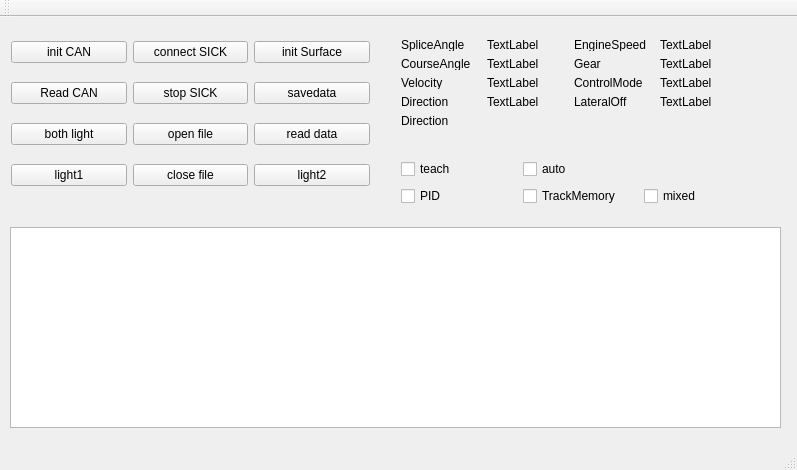
The window that mainwindow.ui (wozaiqufu/cyjApp) describes before a commit, drawn with Qt 5.
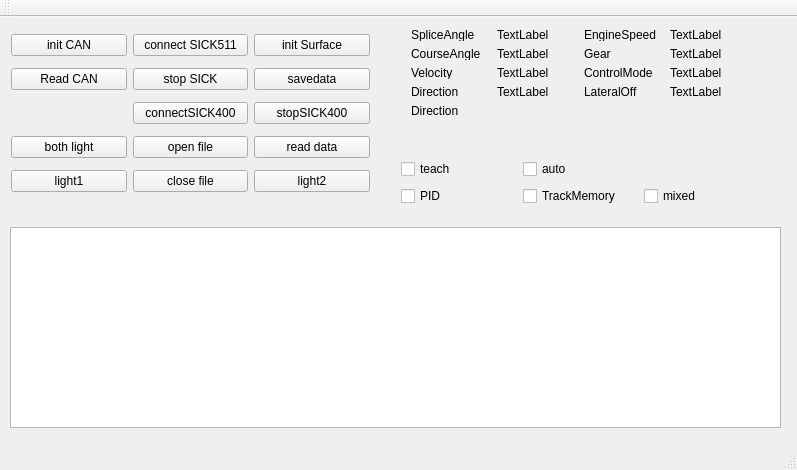
The same window after the commit.

```diff
--- a/mainwindow.ui
+++ b/mainwindow.ui
@@ -34,10 +34,10 @@
      </rect>
     </property>
     <layout class="QGridLayout" name="gridLayout">
-     <item row="1" column="0">
-      <widget class="QPushButton" name="pushButton_6">
+     <item row="4" column="2">
+      <widget class="QPushButton" name="pushButton_light2">
        <property name="text">
-        <string>Read CAN</string>
+        <string>light2</string>
        </property>
       </widget>
      </item>
@@ -48,31 +48,31 @@
        </property>
       </widget>
      </item>
-     <item row="2" column="0">
+     <item row="4" column="1">
+      <widget class="QPushButton" name="pushButton_closeFile">
+       <property name="text">
+        <string>close file</string>
+       </property>
+      </widget>
+     </item>
+     <item row="3" column="0">
       <widget class="QPushButton" name="pushButton_bothLight">
        <property name="text">
         <string>both light</string>
        </property>
       </widget>
      </item>
-     <item row="0" column="1">
-      <widget class="QPushButton" name="pushButton">
+     <item row="1" column="0">
+      <widget class="QPushButton" name="pushButton_6">
        <property name="text">
-        <string>connect SICK</string>
+        <string>Read CAN</string>
        </property>
       </widget>
      </item>
-     <item row="0" column="2">
-      <widget class="QPushButton" name="pushButton_initSurface">
+     <item row="3" column="2">
+      <widget class="QPushButton" name="pushButton_readData">
        <property name="text">
-        <string>init Surface</string>
-       </property>
-      </widget>
-     </item>
-     <item row="3" column="0">
-      <widget class="QPushButton" name="pushButton_light1">
-       <property name="text">
-        <string>light1</string>
+        <string>read data</string>
        </property>
       </widget>
      </item>
@@ -83,17 +83,24 @@
        </property>
       </widget>
      </item>
-     <item row="2" column="1">
+     <item row="0" column="1">
+      <widget class="QPushButton" name="pushButton">
+       <property name="text">
+        <string>connect SICK511</string>
+       </property>
+      </widget>
+     </item>
+     <item row="3" column="1">
       <widget class="QPushButton" name="pushButton_openFile">
        <property name="text">
         <string>open file</string>
        </property>
       </widget>
      </item>
-     <item row="3" column="1">
-      <widget class="QPushButton" name="pushButton_closeFile">
+     <item row="4" column="0">
+      <widget class="QPushButton" name="pushButton_light1">
        <property name="text">
-        <string>close file</string>
+        <string>light1</string>
        </property>
       </widget>
      </item>
@@ -104,17 +111,24 @@
        </property>
       </widget>
      </item>
+     <item row="0" column="2">
+      <widget class="QPushButton" name="pushButton_initSurface">
+       <property name="text">
+        <string>init Surface</string>
+       </property>
+      </widget>
+     </item>
+     <item row="2" column="1">
+      <widget class="QPushButton" name="pushButton_connect400">
+       <property name="text">
+        <string>connectSICK400</string>
+       </property>
+      </widget>
+     </item>
      <item row="2" column="2">
-      <widget class="QPushButton" name="pushButton_readData">
+      <widget class="QPushButton" name="pushButton_stop400">
        <property name="text">
-        <string>read data</string>
-       </property>
-      </widget>
-     </item>
-     <item row="3" column="2">
-      <widget class="QPushButton" name="pushButton_light2">
-       <property name="text">
-        <string>light2</string>
+        <string>stopSICK400</string>
        </property>
       </widget>
      </item>
@@ -123,8 +137,8 @@
    <widget class="QWidget" name="gridLayoutWidget_4">
     <property name="geometry">
      <rect>
-      <x>390</x>
-      <y>10</y>
+      <x>400</x>
+      <y>0</y>
       <width>361</width>
       <height>111</height>
      </rect>
@@ -305,7 +319,7 @@
      <x>0</x>
      <y>0</y>
      <width>797</width>
-     <height>23</height>
+     <height>25</height>
     </rect>
    </property>
   </widget>
```
